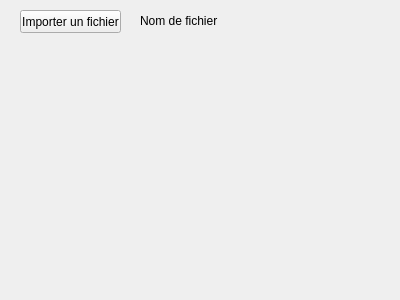
Before: the Qt Designer form app.ui in likwel/PyTranscriptor, drawn with Qt 5.
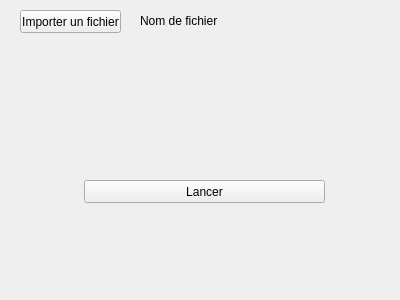
After: the same form once the commit is applied.

```diff
--- a/app.ui
+++ b/app.ui
@@ -31,7 +31,7 @@
     <rect>
      <x>140</x>
      <y>10</y>
-     <width>221</width>
+     <width>251</width>
      <height>21</height>
     </rect>
    </property>
@@ -39,6 +39,19 @@
     <string>Nom de fichier</string>
    </property>
   </widget>
+  <widget class="QPushButton" name="pushButton_2">
+   <property name="geometry">
+    <rect>
+     <x>84</x>
+     <y>180</y>
+     <width>241</width>
+     <height>23</height>
+    </rect>
+   </property>
+   <property name="text">
+    <string>Lancer</string>
+   </property>
+  </widget>
  </widget>
  <resources/>
  <connections/>
```
